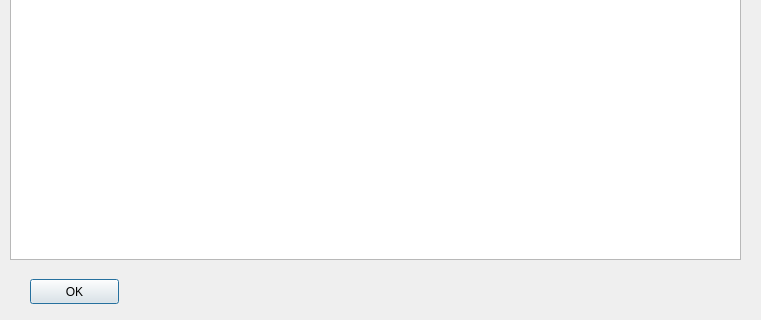
First picture: the form in googleformspubquiz/ui/TeamsWindow.ui, repository pijll/googleforms-pubquiz, before the edit; both pictures show x 0 to 761 and y 311 to 631 of the 761 by 631 pixel window.
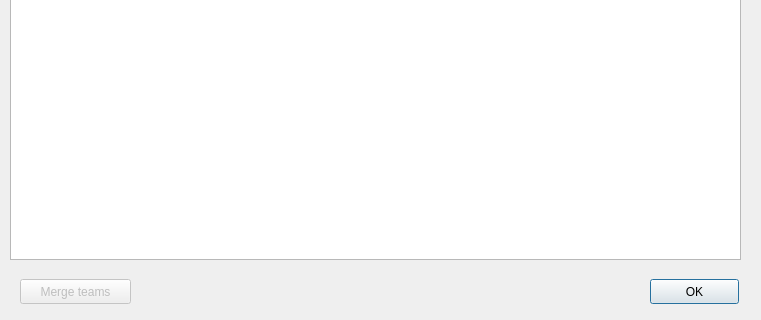
Second picture: the form after the edit.

Commit message: Window to merge teams

```diff
--- a/googleformspubquiz/ui/TeamsWindow.ui
+++ b/googleformspubquiz/ui/TeamsWindow.ui
@@ -26,7 +26,7 @@
   <widget class="QPushButton" name="pushButton">
    <property name="geometry">
     <rect>
-     <x>30</x>
+     <x>650</x>
      <y>590</y>
      <width>89</width>
      <height>25</height>
@@ -36,6 +36,22 @@
     <string>OK</string>
    </property>
   </widget>
+  <widget class="QPushButton" name="button_merge_teams">
+   <property name="enabled">
+    <bool>false</bool>
+   </property>
+   <property name="geometry">
+    <rect>
+     <x>20</x>
+     <y>590</y>
+     <width>111</width>
+     <height>25</height>
+    </rect>
+   </property>
+   <property name="text">
+    <string>Merge teams</string>
+   </property>
+  </widget>
  </widget>
  <resources/>
  <connections>
```
Left out of the diff: 47 changed lines with no effect on the pictures. The commit also changes 5 other files.
